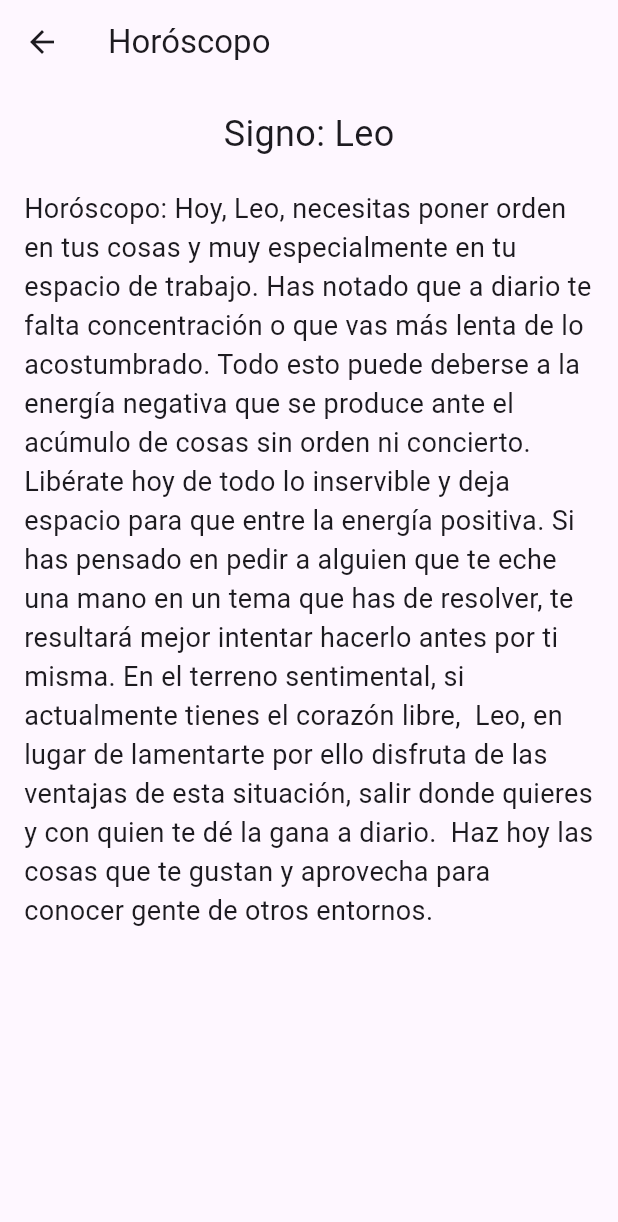
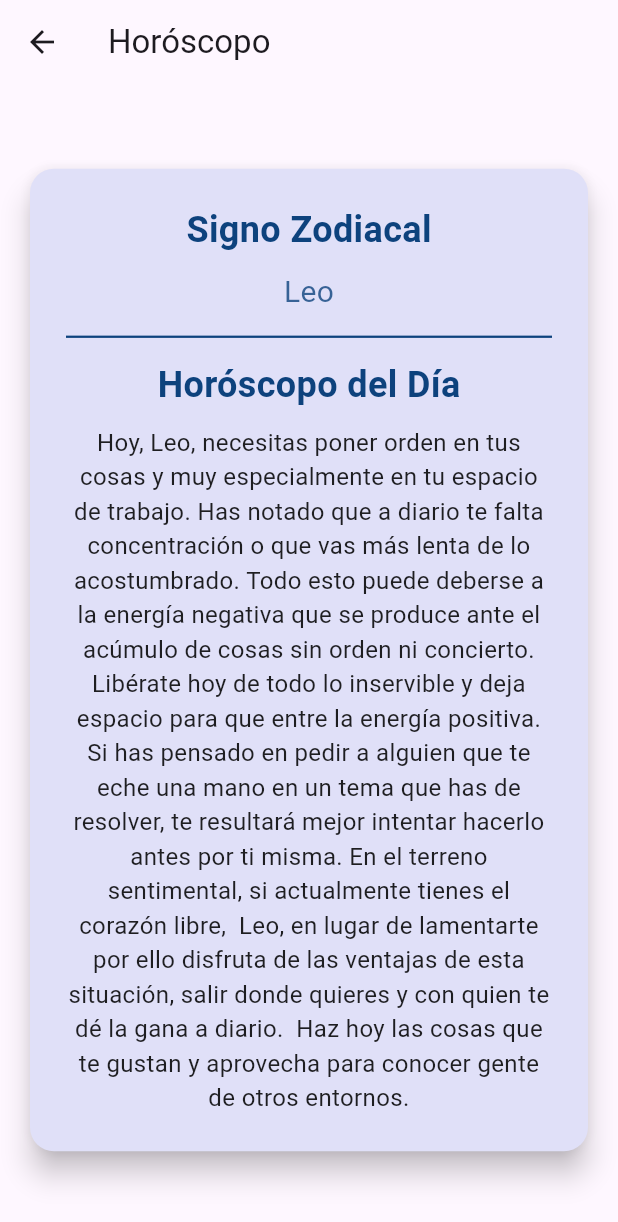
Before and after one commit to soysomon/Aplicacion_Minerd, a Flutter app: the HoroscopeScreen screen opened directly with empty values, on a phone screen of 412 x 824 dp. Shown: the top 1222 px of the screen. Run offline on Flutter 3.47's test engine with Material 3 defaults, Android fonts, the light colour scheme and no system bars; our stand-ins replace carousel_slider, flutter_html, flutter_map, flutter_svg, flutter_zoom_drawer, font_awesome_flutter and 9 more; missing offline and left inert: fan_floating_menu, flutter_sound; accounts and stored records are empty; network calls fail.

Commit message:
Horoscopo con diseño

```diff
--- a/lib/screens/horoscope_screen.dart
+++ b/lib/screens/horoscope_screen.dart
@@ -20,14 +20,62 @@ class HoroscopeScreen extends StatelessWidget {
       ),
       body: Padding(
         padding: const EdgeInsets.all(16.0),
-        child: Column(
-          children: [
-            Text('Signo: ${horoscopeProvider.zodiacSign}',
-                style: TextStyle(fontSize: 24)),
-            SizedBox(height: 20),
-            Text('Horóscopo: ${horoscopeProvider.horoscope}',
-                style: TextStyle(fontSize: 18)),
-          ],
+        child: Center(
+          child: Card(
+            elevation: 8,
+            shape: RoundedRectangleBorder(
+              borderRadius: BorderRadius.circular(16),
+            ),
+            color: Color(0xFFE0E0F8), // Fondo moradito claro
+            child: Padding(
+              padding: const EdgeInsets.all(24.0),
+              child: SingleChildScrollView(
+                child: Column(
+                  mainAxisSize: MainAxisSize.min,
+                  children: [
+                    Text(
+                      'Signo Zodiacal',
+                      style: TextStyle(
+                        fontSize: 24,
+                        fontWeight: FontWeight.bold,
+                        color: Color(0xFF0d427d),
+                      ),
+                    ),
+                    SizedBox(height: 10),
+                    Text(
+                      horoscopeProvider.zodiacSign,
+                      style: TextStyle(
+                        fontSize: 20,
+                        color: Color(0xFF0d427d).withOpacity(0.8),
+                      ),
+                    ),
+                    Divider(
+                      height: 30,
+                      thickness: 1.5,
+                      color: Color(0xFF0d427d),
+                    ),
+                    Text(
+                      'Horóscopo del Día',
+                      style: TextStyle(
+                        fontSize: 24,
+                        fontWeight: FontWeight.bold,
+                        color: Color(0xFF0d427d),
+                      ),
+                    ),
+                    SizedBox(height: 10),
+                    Text(
+                      horoscopeProvider.horoscope,
+                      style: TextStyle(
+                        fontSize: 16,
+                        color: Colors.black87,
+                      ),
+                      textAlign: TextAlign.center,
+                    ),
+                  ],
+                ),
+              ),
+            ),
+          ),
         ),
       ),
     );
```
